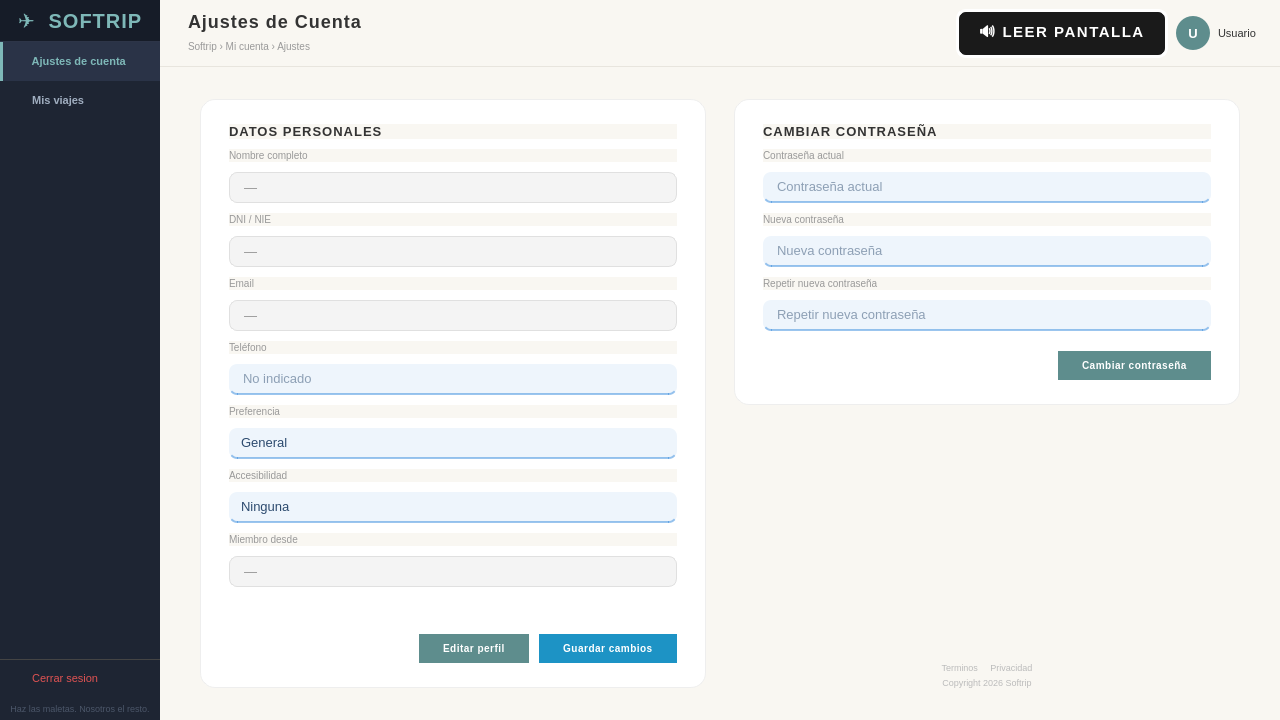
The window that src/vista/ui/vistaAjustesCuenta.ui (laraanton/InSo) describes before a commit, drawn with Qt 5.
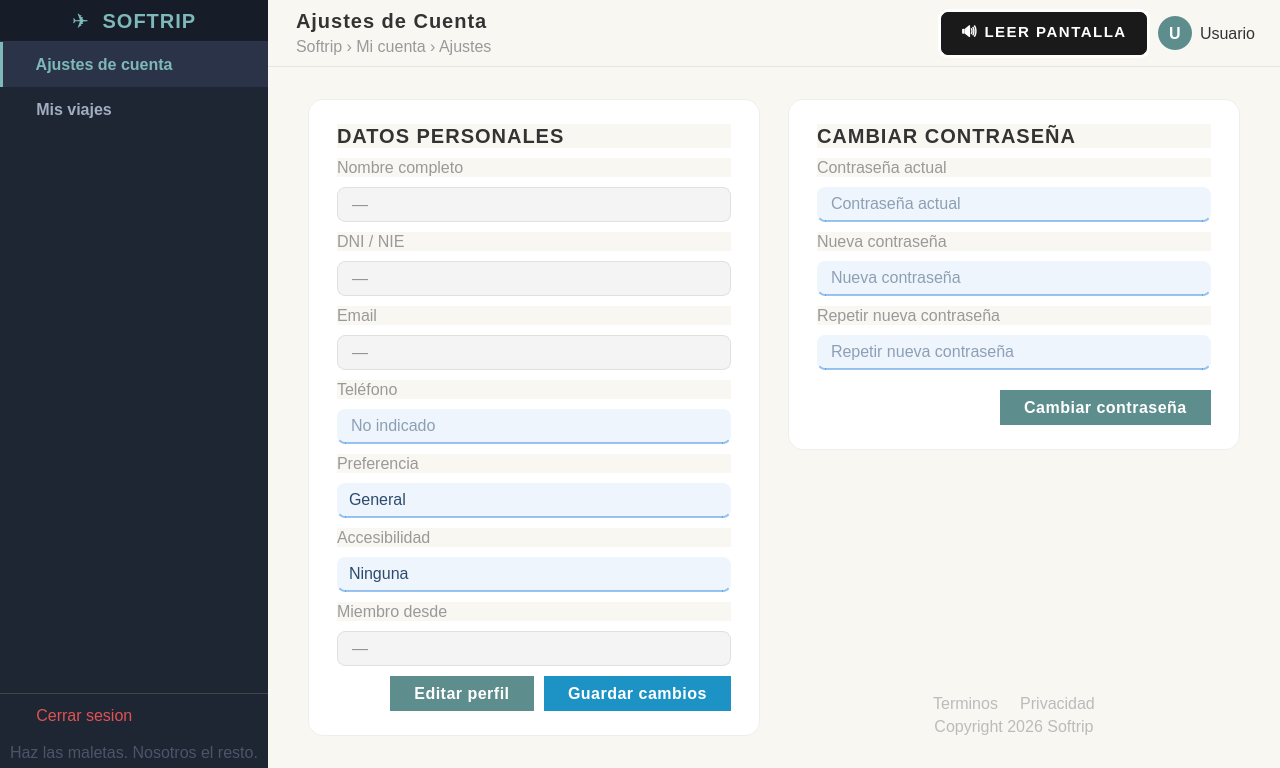
The same window after the commit.

Commit message:
Increase font sizes in vistaAjustesCuenta.ui
Updated font sizes for various UI elements to enhance readability.

Diff of the .ui file:
```diff
--- a/src/vista/ui/vistaAjustesCuenta.ui
+++ b/src/vista/ui/vistaAjustesCuenta.ui
@@ -22,7 +22,7 @@
 QPushButton#logoBtn:hover { color: #a0d4d4; }
 QPushButton#btnNavAjustes, QPushButton#btnNavViajes {
     background: transparent; border: none; border-left: 3px solid transparent;
-    text-align: left; padding: 13px 20px; font-size: 11px; font-weight: 500; color: #a0aec0;
+    text-align: left; padding: 13px 20px; font-size: 16px; font-weight: 500; color: #a0aec0;
 }
 QPushButton#btnNavAjustes:hover, QPushButton#btnNavViajes:hover {
     background-color: #2a3347; color: #7eb8b8; border-left: 3px solid #7eb8b8;
@@ -33,33 +33,33 @@
 QPushButton#btnLogout {
     background: transparent; border: none; border-top: 1px solid #444444;
     border-left: 3px solid transparent; text-align: left; padding: 12px 20px;
-    font-size: 11px; color: #e05252; margin-top: 4px;
+    font-size: 16px; color: #e05252; margin-top: 4px;
 }
 QPushButton#btnLogout:hover { background-color: #3a2020; color: #ff7070; border-left: 3px solid #ff7070; }
-QLabel#sidebarFooter { font-size: 9px; color: #4a5568; padding: 6px 10px; background-color: transparent; }
+QLabel#sidebarFooter { font-size: 16px; color: #4a5568; padding: 6px 10px; background-color: transparent; }
 QFrame#topbarFrame { background-color: #f9f7f2; border-bottom: 1px solid #e8e5de; }
-QLabel#pageTitle { font-size: 18px; font-weight: bold; color: #333333; letter-spacing: 1px; }
-QLabel#pageBreadcrumb { font-size: 10px; color: #999999; }
+QLabel#pageTitle { font-size: 20px; font-weight: bold; color: #333333; letter-spacing: 1px; }
+QLabel#pageBreadcrumb { font-size: 16px; color: #999999; }
 QLabel#avatarLabel {
-    background-color: #5e8d8d; color: white; font-weight: bold; font-size: 13px;
+    background-color: #5e8d8d; color: white; font-weight: bold; font-size: 16px;
     border-radius: 17px; min-width: 34px; max-width: 34px; min-height: 34px; max-height: 34px;
 }
-QLabel#userNameLabel { font-size: 11px; color: #333333; }
+QLabel#userNameLabel { font-size: 16px; color: #333333; }
 QFrame#cardDatos, QFrame#cardContrasena {
     background-color: #ffffff; border-radius: 15px; border: 1px solid #eeeeee;
 }
 QLabel#seccionTitle {
-    font-size: 13px; font-weight: bold; color: #333333; letter-spacing: 1px;
+    font-size: 20px; font-weight: bold; color: #333333; letter-spacing: 1px;
 }
-QLabel.fieldLabel { font-size: 10px; color: #999999; }
+QLabel.fieldLabel { font-size: 16px; color: #999999; }
 QLineEdit#in_nombre_completo, QLineEdit#in_dni, QLineEdit#in_email,
 QLineEdit#in_telefono, QLineEdit#in_fecha_registro {
-    font-size: 13px; color: #333333;
+    font-size: 16px; color: #333333;
     background-color: #f4f4f4; border: 1px solid #e0e0e0;
     border-radius: 8px; padding: 6px 12px;
 }
 QLineEdit#in_telefono_edit {
-    font-size: 13px; color: #2c4a6e;
+    font-size: 16px; color: #2c4a6e;
     background-color: rgba(230, 241, 251, 0.7);
     border: none; border-bottom: 2px solid rgba(55, 138, 221, 0.5);
     border-radius: 8px; padding: 6px 12px;
@@ -69,7 +69,7 @@
     border-bottom: 2px solid rgb(55, 138, 221);
 }
 QLineEdit#in_pass_actual, QLineEdit#in_pass_nueva, QLineEdit#in_pass_confirmar {
-    font-size: 13px; color: #2c4a6e;
+    font-size: 16px; color: #2c4a6e;
     background-color: rgba(230, 241, 251, 0.7);
     border: none; border-bottom: 2px solid rgba(55, 138, 221, 0.5);
     border-radius: 8px; padding: 6px 12px;
@@ -79,7 +79,7 @@
     border-bottom: 2px solid rgb(55, 138, 221);
 }
 QComboBox#in_preferencia_edit {
-    font-size: 13px; color: #2c4a6e;
+    font-size: 16px; color: #2c4a6e;
     background-color: rgba(230, 241, 251, 0.7);
     border: none; border-bottom: 2px solid rgba(55, 138, 221, 0.5);
     border-radius: 8px; padding: 6px 12px;
@@ -90,7 +90,7 @@
 }
 QComboBox#in_preferencia_edit::drop-down { border: none; padding-right: 10px; }
 QComboBox#in_preferencia_accesibilidad_edit {
-    font-size: 13px; color: #2c4a6e;
+    font-size: 16px; color: #2c4a6e;
     background-color: rgba(230, 241, 251, 0.7);
     border: none; border-bottom: 2px solid rgba(55, 138, 221, 0.5);
     border-radius: 8px; padding: 6px 12px;
@@ -102,19 +102,19 @@
 QComboBox#in_preferencia_accesibilidad_edit::drop-down { border: none; padding-right: 10px; }
 QPushButton#btnEditarPerfil {
     background-color: #5e8d8d; color: white; border: none;
-    border-radius: 20px; padding: 8px 24px; font-size: 10px;
+    border-radius: 20px; padding: 8px 24px; font-size: 16px;
     font-weight: bold; letter-spacing: 0.5px;
 }
 QPushButton#btnEditarPerfil:hover { background-color: #4a7474; }
 QPushButton#btnGuardarPerfil {
     background-color: #1d93c5; color: white; border: none;
-    border-radius: 20px; padding: 8px 24px; font-size: 10px;
+    border-radius: 20px; padding: 8px 24px; font-size: 16px;
     font-weight: bold; letter-spacing: 0.5px;
 }
 QPushButton#btnGuardarPerfil:hover { background-color: #185fa5; }
 QPushButton#btnCambiarPass {
     background-color: #5e8d8d; color: white; border: none;
-    border-radius: 20px; padding: 8px 24px; font-size: 10px;
+    border-radius: 20px; padding: 8px 24px; font-size: 16px;
     font-weight: bold; letter-spacing: 0.5px;
 }
 QPushButton#btnCambiarPass:hover { background-color: #4a7474; }
@@ -124,7 +124,7 @@
     font-weight: bold; letter-spacing: 1.5px; text-transform: uppercase;
 }
 QPushButton#btnLeerPantalla:hover { background-color: #3a3a3a; border-color: #ffff00; color: #ffff00; }
-QLabel#footerLinks, QLabel#footerCopy { font-size: 9px; color: #bbbbbb; }
+QLabel#footerLinks, QLabel#footerCopy { font-size: 16px; color: #bbbbbb; }
    </string>
   </property>
   <widget class="QWidget" name="centralwidget">
@@ -281,7 +281,7 @@
             <item>
              <widget class="QLabel">
               <property name="text"><string>Nombre completo</string></property>
-              <property name="styleSheet"><string>font-size: 10px; color: #999999;</string></property>
+              <property name="styleSheet"><string>font-size: 16px; color: #999999;</string></property>
              </widget>
             </item>
             <item>
@@ -294,7 +294,7 @@
             <item>
              <widget class="QLabel">
               <property name="text"><string>DNI / NIE</string></property>
-              <property name="styleSheet"><string>font-size: 10px; color: #999999;</string></property>
+              <property name="styleSheet"><string>font-size: 16px; color: #999999;</string></property>
              </widget>
             </item>
             <item>
@@ -307,7 +307,7 @@
             <item>
              <widget class="QLabel">
               <property name="text"><string>Email</string></property>
-              <property name="styleSheet"><string>font-size: 10px; color: #999999;</string></property>
+              <property name="styleSheet"><string>font-size: 16px; color: #999999;</string></property>
              </widget>
             </item>
             <item>
@@ -320,7 +320,7 @@
             <item>
              <widget class="QLabel">
               <property name="text"><string>Teléfono</string></property>
-              <property name="styleSheet"><string>font-size: 10px; color: #999999;</string></property>
+              <property name="styleSheet"><string>font-size: 16px; color: #999999;</string></property>
              </widget>
             </item>
             <item>
@@ -333,7 +333,7 @@
             <item>
              <widget class="QLabel">
               <property name="text"><string>Preferencia</string></property>
-              <property name="styleSheet"><string>font-size: 10px; color: #999999;</string></property>
+              <property name="styleSheet"><string>font-size: 16px; color: #999999;</string></property>
              </widget>
             </item>
             <item>
@@ -350,7 +350,7 @@
             <item>
              <widget class="QLabel">
               <property name="text"><string>Accesibilidad</string></property>
-              <property name="styleSheet"><string>font-size: 10px; color: #999999;</string></property>
+              <property name="styleSheet"><string>font-size: 16px; color: #999999;</string></property>
              </widget>
             </item>
             <item>
@@ -365,7 +365,7 @@
             <item>
              <widget class="QLabel">
               <property name="text"><string>Miembro desde</string></property>
-              <property name="styleSheet"><string>font-size: 10px; color: #999999;</string></property>
+              <property name="styleSheet"><string>font-size: 16px; color: #999999;</string></property>
              </widget>
             </item>
             <item>
@@ -422,13 +422,13 @@
               <item>
                <widget class="QLabel" name="seccionTitlePass">
                 <property name="text"><string>CAMBIAR CONTRASEÑA</string></property>
-                <property name="styleSheet"><string>font-size: 13px; font-weight: bold; color: #333333; letter-spacing: 1px;</string></property>
+                <property name="styleSheet"><string>font-size: 20px; font-weight: bold; color: #333333; letter-spacing: 1px;</string></property>
                </widget>
               </item>
               <item>
                <widget class="QLabel">
                 <property name="text"><string>Contraseña actual</string></property>
-                <property name="styleSheet"><string>font-size: 10px; color: #999999;</string></property>
+                <property name="styleSheet"><string>font-size: 16px; color: #999999;</string></property>
                </widget>
               </item>
               <item>
@@ -440,7 +440,7 @@
               <item>
                <widget class="QLabel">
                 <property name="text"><string>Nueva contraseña</string></property>
-                <property name="styleSheet"><string>font-size: 10px; color: #999999;</string></property>
+                <property name="styleSheet"><string>font-size: 16px; color: #999999;</string></property>
                </widget>
               </item>
               <item>
@@ -452,7 +452,7 @@
               <item>
                <widget class="QLabel">
                 <property name="text"><string>Repetir nueva contraseña</string></property>
-                <property name="styleSheet"><string>font-size: 10px; color: #999999;</string></property>
+                <property name="styleSheet"><string>font-size: 16px; color: #999999;</string></property>
                </widget>
               </item>
               <item>
```
